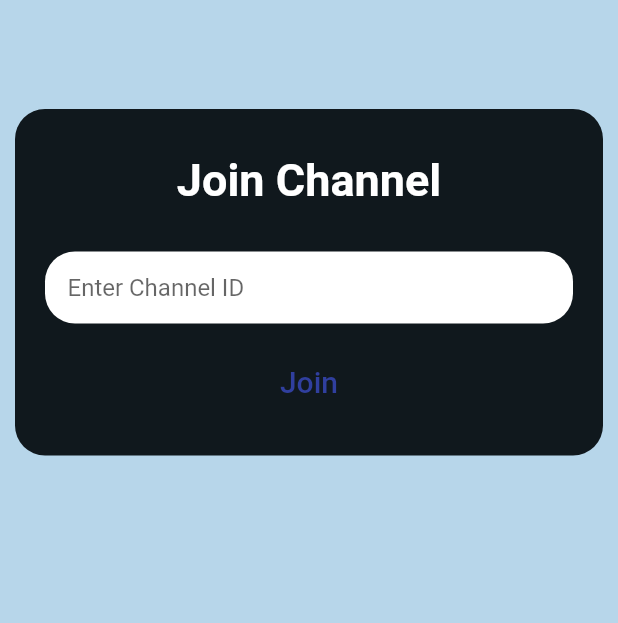
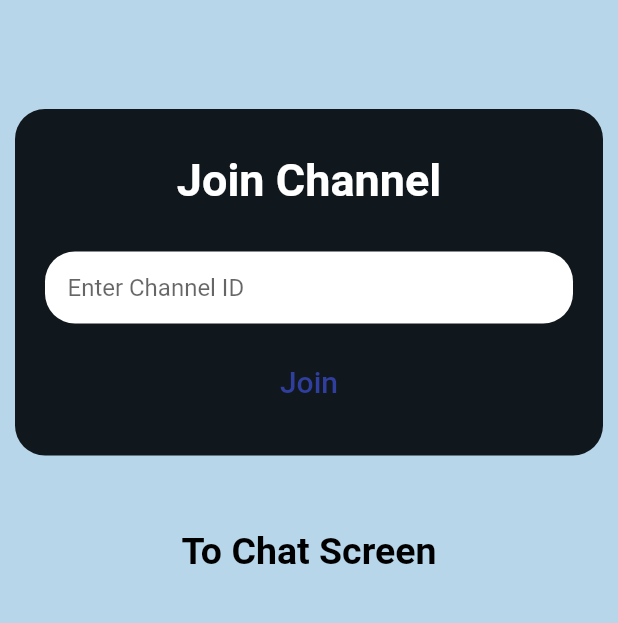
Before and after one commit to WajProds/The-Call-App, a Flutter app: the screen it shows after launch, on a phone screen of 412 x 824 dp, the part 101-724 px from its top. Run offline on Flutter 3.47's test engine with Material 2 defaults, Android fonts, the phone set to English and light mode, and no system bars; our stand-ins replace permission_handler; missing offline and left inert: agora_rtc_engine.

Commit message:
adding chat feature through js and socket.io

```diff
--- a/lib/main.dart
+++ b/lib/main.dart
@@ -13,7 +13,7 @@ class MyApp extends StatelessWidget {
   @override
   Widget build(BuildContext context) {
     return MaterialApp(
-      title: 'Flutter Demo',
+      title: 'VideoCaller',
       debugShowCheckedModeBanner: false,
       theme: ThemeData(
         primarySwatch: Colors.blue,
--- a/lib/screens/home_page.dart
+++ b/lib/screens/home_page.dart
@@ -1,4 +1,5 @@
 import 'package:flutter/material.dart';
+import 'package:looper/screens/chat_screen.dart';
 
 import '../widgets/role_selector.dart';
 
@@ -45,6 +46,25 @@ class _HomePageState extends State<HomePage> {
           children: [
             const SizedBox(height: 40),
             roleSelector(joinController, context),
+            const SizedBox(height: 40),
+            RawMaterialButton(
+              onPressed: () {
+                Navigator.push(
+                  context,
+                  MaterialPageRoute(
+                    builder: (context) => const ChatScreen(),
+                  ),
+                );
+              },
+              child: const Text(
+                'To Chat Screen',
+                style: TextStyle(
+                  fontSize: 25,
+                  fontWeight: FontWeight.bold,
+                  color: Colors.black,
+                ),
+              ),
+            )
           ],
         ),
       ),
--- a/pubspec.yaml
+++ b/pubspec.yaml
@@ -37,6 +37,8 @@ dependencies:
   cupertino_icons: ^1.0.2
   agora_rtc_engine: ^6.2.2
   permission_handler: ^10.4.3
+  socket_io_client: ^2.0.3+1
+  get: ^4.6.5
 
 
 dev_dependencies:
```
Also changed, not shown: pubspec.lock.
